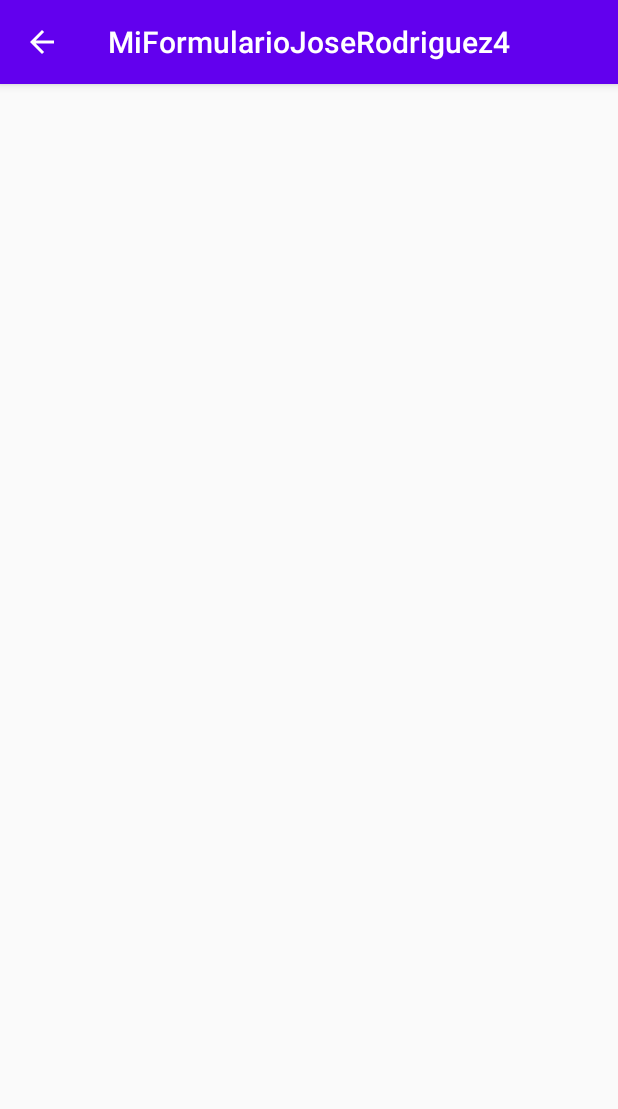
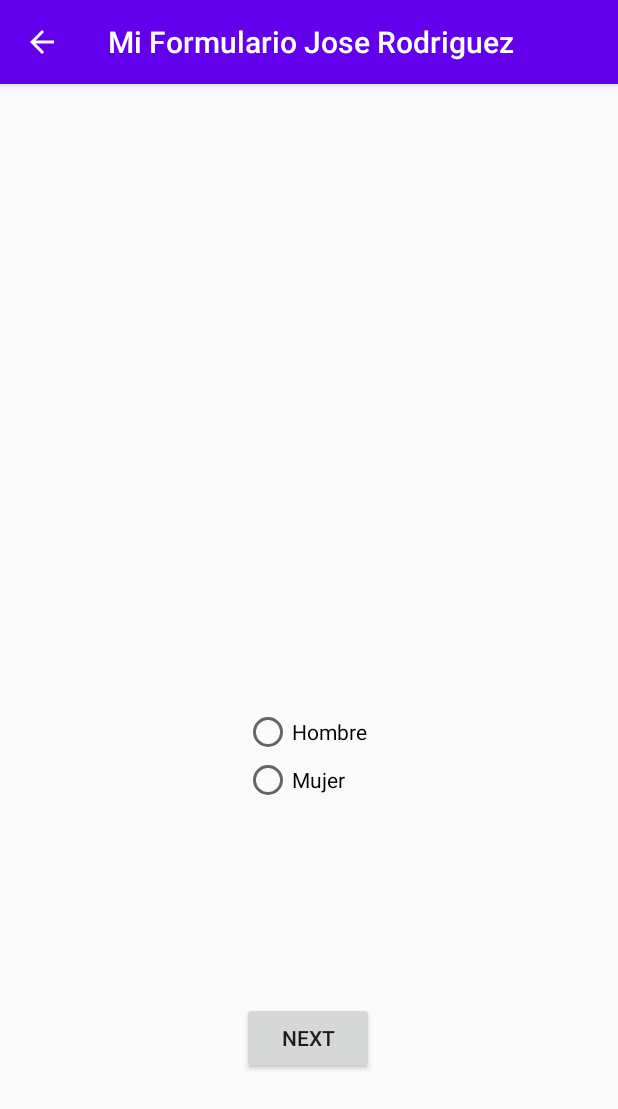
Before and after one commit to jrodriguezballester/formulario, an Android app: the screen it shows after launch (SecondActivity), after a tap on "NEXT", on a phone screen of 412 x 824 dp. Shown: the top 1109 px of the screen. Run offline under Robolectric (Android 15) with nearby library versions, the phone set to English and light mode, and no system bars.

Commit message:
version 2

```diff
--- a/app/src/main/AndroidManifest.xml
+++ b/app/src/main/AndroidManifest.xml
@@ -4,7 +4,7 @@
 
     <application
         android:allowBackup="true"
-        android:icon="@mipmap/ic_launcher"
+        android:icon="@mipmap/ic_icono"
         android:label="@string/app_name"
         android:roundIcon="@mipmap/ic_launcher_round"
         android:supportsRtl="true"
--- a/app/src/main/java/com/example/miformulariojoserodriguez4/MainActivity.java
+++ b/app/src/main/java/com/example/miformulariojoserodriguez4/MainActivity.java
@@ -3,6 +3,7 @@ package com.example.miformulariojoserodriguez4;
 import android.content.Intent;
 import android.support.v7.app.AppCompatActivity;
 import android.os.Bundle;
+import android.text.Editable;
 import android.view.View;
 import android.widget.Button;
 import android.widget.EditText;
@@ -19,10 +20,9 @@ public class MainActivity extends AppCompatActivity {
         getSupportActionBar().setIcon(R.mipmap.ic_icono);
 
         // Asociar elementos tipo "Visual" a tipo "codigo"
-        EditText editTextNombre=findViewById(R.id.editTextNombre);
+        final EditText editTextNombre=findViewById(R.id.editTextNombre);
         Button buttonNext=findViewById(R.id.buttonNext);
 
-        final String stringNombre=editTextNombre.getText().toString();
 
 
         // Esperar Evento del boton
@@ -32,6 +32,8 @@ public class MainActivity extends AppCompatActivity {
              */
             @Override
             public void onClick(View v) {
+                Editable v_nombre = editTextNombre.getText();
+                final String stringNombre= editTextNombre.getText().toString();
                 // Creamos el Intent
                 Intent intent = new Intent(MainActivity.this,SecondActivity.class);
                 // Creamos el Bundle
--- a/app/src/main/java/com/example/miformulariojoserodriguez4/SecondActivity.java
+++ b/app/src/main/java/com/example/miformulariojoserodriguez4/SecondActivity.java
@@ -2,6 +2,14 @@ package com.example.miformulariojoserodriguez4;
 
 import android.support.v7.app.AppCompatActivity;
 import android.os.Bundle;
+
+import android.support.v7.widget.Toolbar;
+import android.view.View;
+import android.widget.Button;
+import android.widget.RadioButton;
+import android.widget.RadioGroup;
+import android.widget.TextView;
+
 
 public class SecondActivity extends AppCompatActivity {
 
@@ -9,12 +17,36 @@ public class SecondActivity extends AppCompatActivity {
     protected void onCreate(Bundle savedInstanceState) {
         super.onCreate(savedInstanceState);
         setContentView(R.layout.activity_second);
+        // Asociar elementos tipo "Visual" a tipo "codigo"
+        TextView textView_Nombre = findViewById(R.id.textView_Nombre);
+        final RadioGroup radioGroup_sexo = findViewById(R.id.radioGroup_sexo);
+        Button button_next = findViewById(R.id.buttonNext);
+
+
         // mostrar Icono
         getSupportActionBar().setIcon(R.mipmap.ic_icono);
         // mostrar Up
         getSupportActionBar().setDisplayHomeAsUpEnabled(true);
 
+        // Datos del bundle de activity1
+        Bundle bundle_entrada = this.getIntent().getExtras();
+        String datos = null;
+        if (bundle_entrada != null) {
+            datos = bundle_entrada.getString("NOMBRE");
+            textView_Nombre.setText(datos);
+        }
 
-
+        // Esperar Evento del boton
+        button_next.setOnClickListener(new View.OnClickListener() {
+            /**
+             * Recoger valores y abrir la siguiente Activity
+             */
+            @Override
+            public void onClick(View v) {
+                int radioButtonIDselect = radioGroup_sexo.getCheckedRadioButtonId();
+                RadioButton radioButton_selected=findViewById(radioButtonIDselect);
+                String seleccion=radioButton_selected.getText().toString();
+            }
+        });
     }
 }
--- a/app/src/main/res/layout/activity_second.xml
+++ b/app/src/main/res/layout/activity_second.xml
@@ -6,4 +6,57 @@
     android:layout_height="match_parent"
     tools:context=".SecondActivity">
 
+
+    <Button
+        android:id="@+id/buttonNext"
+        android:layout_width="wrap_content"
+        android:layout_height="wrap_content"
+        android:layout_marginBottom="108dp"
+        android:text="@string/buttonNext"
+        app:layout_constraintBottom_toBottomOf="parent"
+        app:layout_constraintEnd_toEndOf="parent"
+        app:layout_constraintHorizontal_bias="0.498"
+        app:layout_constraintStart_toStartOf="parent" />
+
+    <TextView
+        android:id="@+id/textView_Nombre"
+        android:layout_width="wrap_content"
+        android:layout_height="wrap_content"
+        app:layout_constraintBottom_toTopOf="@+id/radioGroup_sexo"
+        app:layout_constraintEnd_toEndOf="parent"
+        app:layout_constraintHorizontal_bias="0.377"
+        app:layout_constraintStart_toStartOf="parent"
+        app:layout_constraintTop_toTopOf="parent"
+        tools:text="nombre" />
+
+    <RadioGroup
+        android:id="@+id/radioGroup_sexo"
+        android:layout_width="wrap_content"
+        android:layout_height="wrap_content"
+        android:layout_marginBottom="132dp"
+        app:layout_constraintBottom_toTopOf="@+id/buttonNext"
+        app:layout_constraintEnd_toEndOf="parent"
+        app:layout_constraintHorizontal_bias="0.493"
+        app:layout_constraintStart_toStartOf="parent">
+
+        <RadioButton
+            android:id="@+id/radioButton_hombre"
+            android:layout_width="wrap_content"
+            android:layout_height="wrap_content"
+            android:text="Hombre"
+
+            tools:layout_editor_absoluteX="161dp"
+            tools:layout_editor_absoluteY="334dp" />
+
+        <RadioButton
+            android:id="@+id/radioButton_mujer"
+            android:layout_width="wrap_content"
+            android:layout_height="wrap_content"
+            android:text="Mujer"
+            tools:layout_editor_absoluteX="78dp"
+            tools:layout_editor_absoluteY="274dp" />
+
+    </RadioGroup>
+
+
 </android.support.constraint.ConstraintLayout>
--- a/app/src/main/res/values/strings.xml
+++ b/app/src/main/res/values/strings.xml
@@ -1,4 +1,4 @@
 <resources>
-    <string name="app_name">MiFormularioJoseRodriguez4</string>
+    <string name="app_name">Mi Formulario Jose Rodriguez</string>
     <string name="buttonNext">Next</string>
 </resources>
```
Also changed, not shown: 1 other file.
